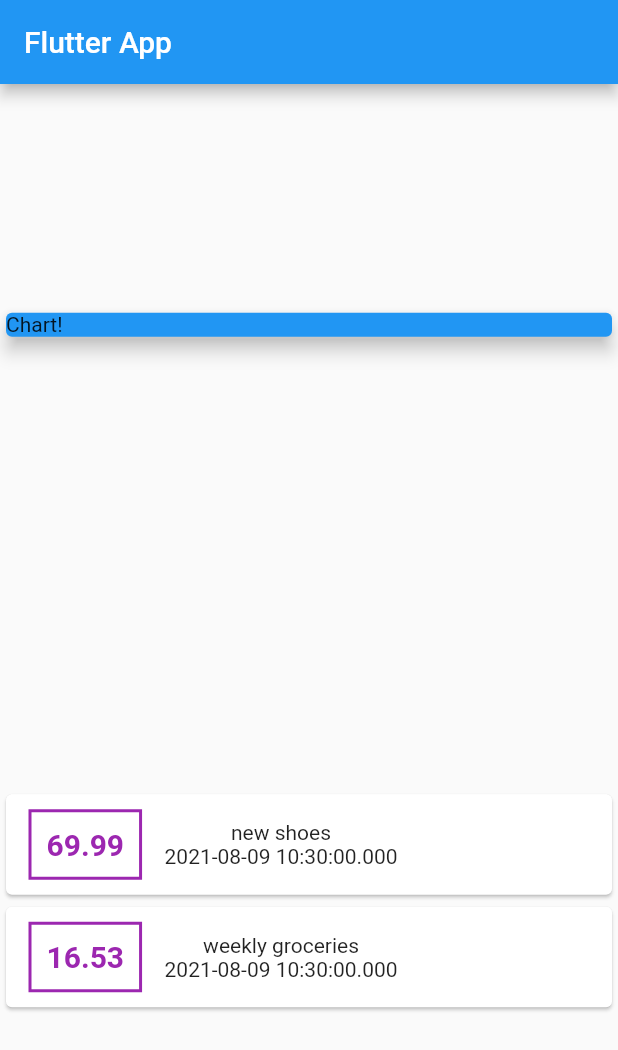
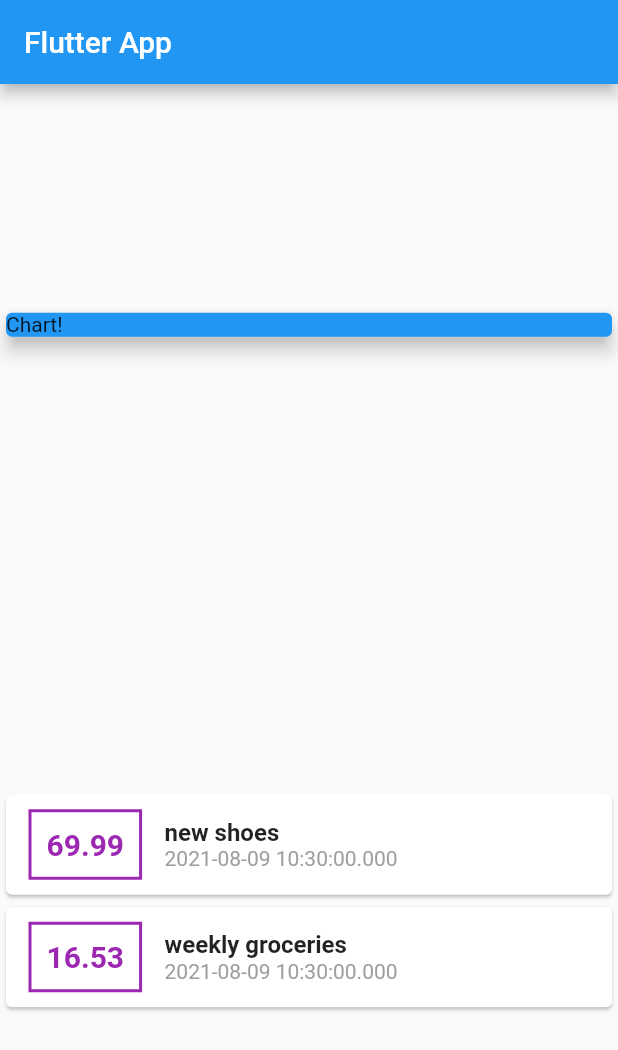
Before and after one commit to Lionel-P-Ablus/demo_02, a Flutter app: the screen it shows after launch, on a phone screen of 412 x 824 dp. Shown: the top 1050 px of the screen. Run offline on Flutter 3.47's test engine with Material 2 defaults, Android fonts, the light colour scheme and no system bars.

Commit message:
styling text

```diff
--- a/lib/main.dart
+++ b/lib/main.dart
@@ -74,9 +74,21 @@ class MyHomePage extends StatelessWidget {
                       ),
                     ),
                     Column(
+                      crossAxisAlignment: CrossAxisAlignment.start,
                       children: [
-                        Text(tx.title),
-                        Text(tx.date.toString()),
+                        Text(
+                          tx.title,
+                          style: TextStyle(
+                            fontSize: 16,
+                            fontWeight: FontWeight.bold,
+                          ),
+                        ),
+                        Text(
+                          tx.date.toString(),
+                          style: TextStyle(
+                            color: Colors.grey,
+                          ),
+                        ),
                       ],
                     ),
                   ],
```
